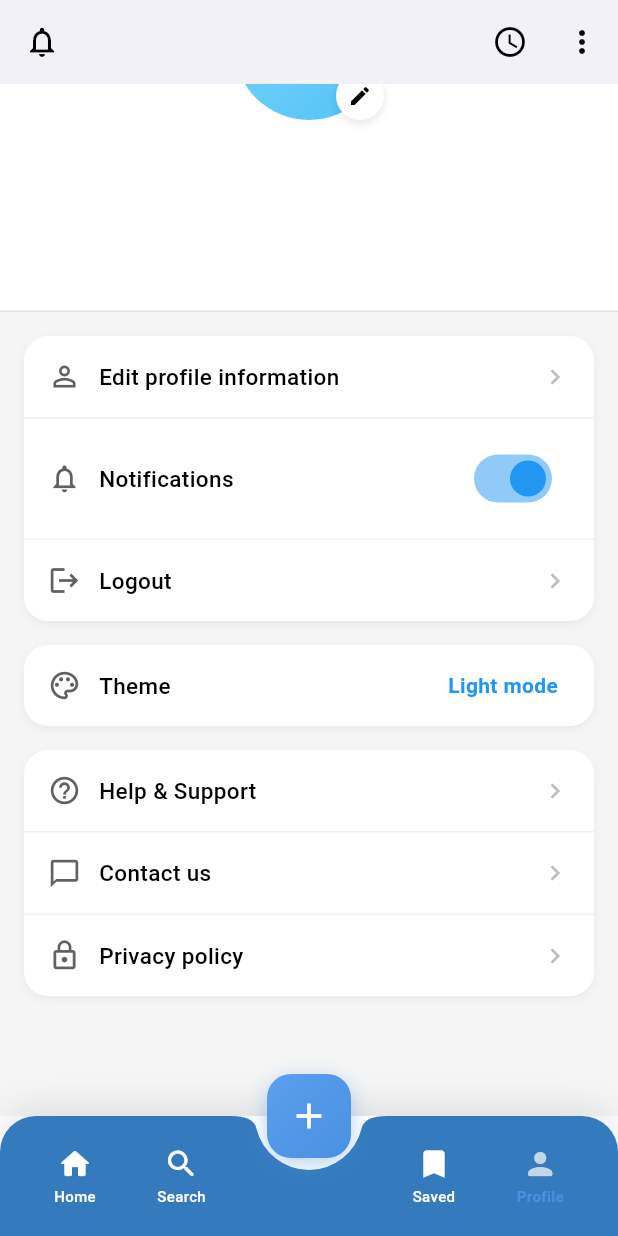
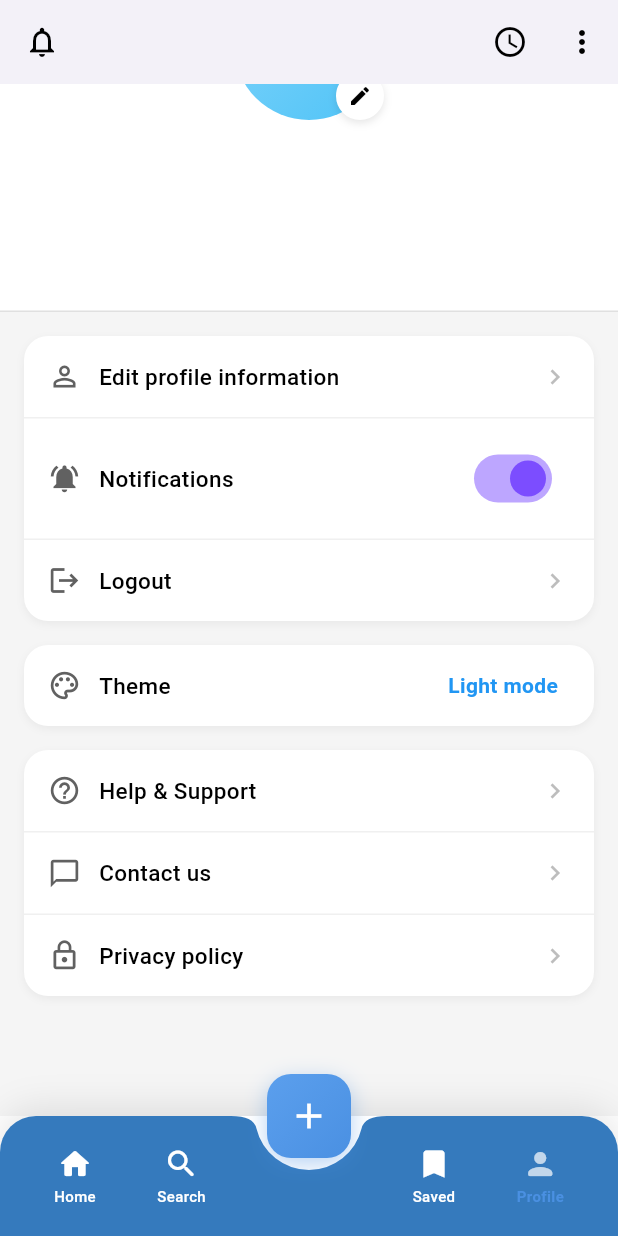
Before and after one commit to Stephenayor/writeit, a Flutter app: the ProfileScreen screen opened by its route, scrolled down 108 dp, after a tap on "Notifications", on a phone screen of 412 x 824 dp. Run offline on Flutter 3.47's test engine with Material 3 defaults, Android fonts, the phone set to English and light mode, and no system bars; our stand-ins replace cloud_firestore, firebase_auth, firebase_core, firebase_storage, flutter_markdown, flutter_riverpod and 10 more; accounts and stored records are empty.

```diff
--- /dev/null
+++ b/lib/core/notifications/notifications_notifier.dart
@@ -0,0 +1,19 @@
+import 'package:flutter_riverpod/legacy.dart';
+import 'package:shared_preferences/shared_preferences.dart';
+
+class NotificationsNotifier extends StateNotifier<bool> {
+  NotificationsNotifier() : super(false) {
+    _loadPreference();
+  }
+
+  Future<void> _loadPreference() async {
+    final prefs = await SharedPreferences.getInstance();
+    state = prefs.getBool('notifications_enabled') ?? false;
+  }
+
+  Future<void> toggle(bool value) async {
+    state = value;
+    final prefs = await SharedPreferences.getInstance();
+    await prefs.setBool('notifications_enabled', value);
+  }
+}
--- a/lib/presentation/profile/profile_screen.dart
+++ b/lib/presentation/profile/profile_screen.dart
@@ -3,6 +3,7 @@ import 'package:flutter/material.dart';
 import 'package:flutter_riverpod/flutter_riverpod.dart';
 import 'package:flutter_riverpod/legacy.dart';
 import 'package:go_router/go_router.dart';
+import 'package:writeit/core/notifications/notifications_notifier.dart';
 import 'package:writeit/core/utils/routes.dart';
 import 'package:writeit/providers/providers.dart';
 import 'edit_profile_screen.dart';
@@ -15,8 +16,7 @@ class ProfileScreen extends ConsumerWidget {
     final isDark = Theme.of(context).brightness == Brightness.dark;
     // final user = ref.watch(userSessionProvider);
 
-    bool notificationsEnabled = true;
-    final notificationsProvider = StateProvider<bool>((ref) => true);
+    bool notificationsEnabled = ref.watch(notificationsProvider);
     final profileState = ref.watch(profileViewModelProvider);
 
     if (profileState.isLoading) {
@@ -240,18 +240,25 @@ class ProfileScreen extends ConsumerWidget {
                         },
                       ),
                       _MenuItem(
-                        icon: Icons.notifications_outlined,
+                        icon: notificationsEnabled
+                            ? Icons.notifications_active
+                            : Icons.notifications_off_outlined,
                         title: 'Notifications',
                         isDark: isDark,
                         trailing: Switch(
                           value: notificationsEnabled,
                           onChanged: (value) {
-                            ref.read(notificationsProvider.notifier).state =
-                                value;
+                            ref
+                                .read(notificationsProvider.notifier)
+                                .toggle(value);
                           },
-                          activeColor: Colors.blue,
+                          activeColor: Colors.deepPurpleAccent,
                         ),
-                        onTap: () {},
+                        onTap: () {
+                          ref
+                              .read(notificationsProvider.notifier)
+                              .toggle(!notificationsEnabled);
+                        },
                       ),
                       _MenuItem(
                         icon: Icons.logout,
--- a/lib/providers/providers.dart
+++ b/lib/providers/providers.dart
@@ -7,6 +7,7 @@ import 'package:writeit/data/repositories/auth_repository.dart';
 import 'package:writeit/domain/repo/ProfileRepositoryImpl.dart';
 import 'package:writeit/presentation/home/home_viewmodel.dart';
 import 'package:writeit/presentation/publish/drafts/draft_save_state.dart';
+import '../core/notifications/notifications_notifier.dart';
 import '../core/utils/user_session_helper.dart';
 import '../data/models/app_user.dart';
 import '../data/models/article.dart';
@@ -75,3 +76,8 @@ final profileViewModelProvider =
       final repo = getIt<ProfileRepository>();
       return ProfileViewModel(repo);
     });
+
+final notificationsProvider =
+    StateNotifierProvider<NotificationsNotifier, bool>((ref) {
+      return NotificationsNotifier();
+    });
```
